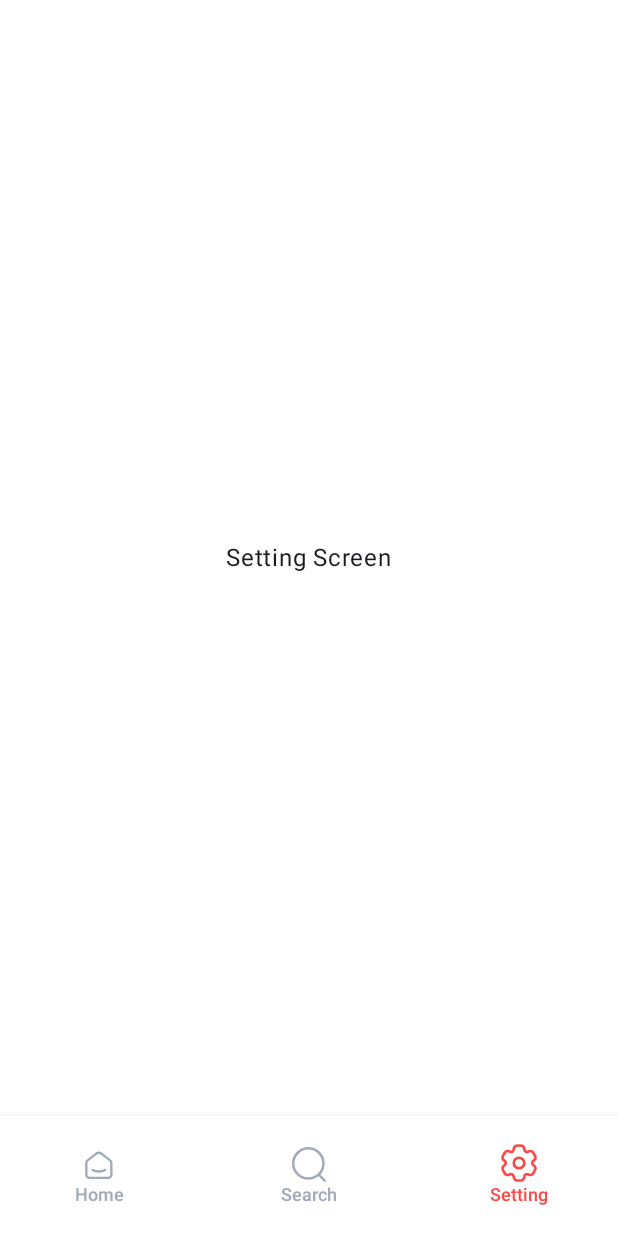
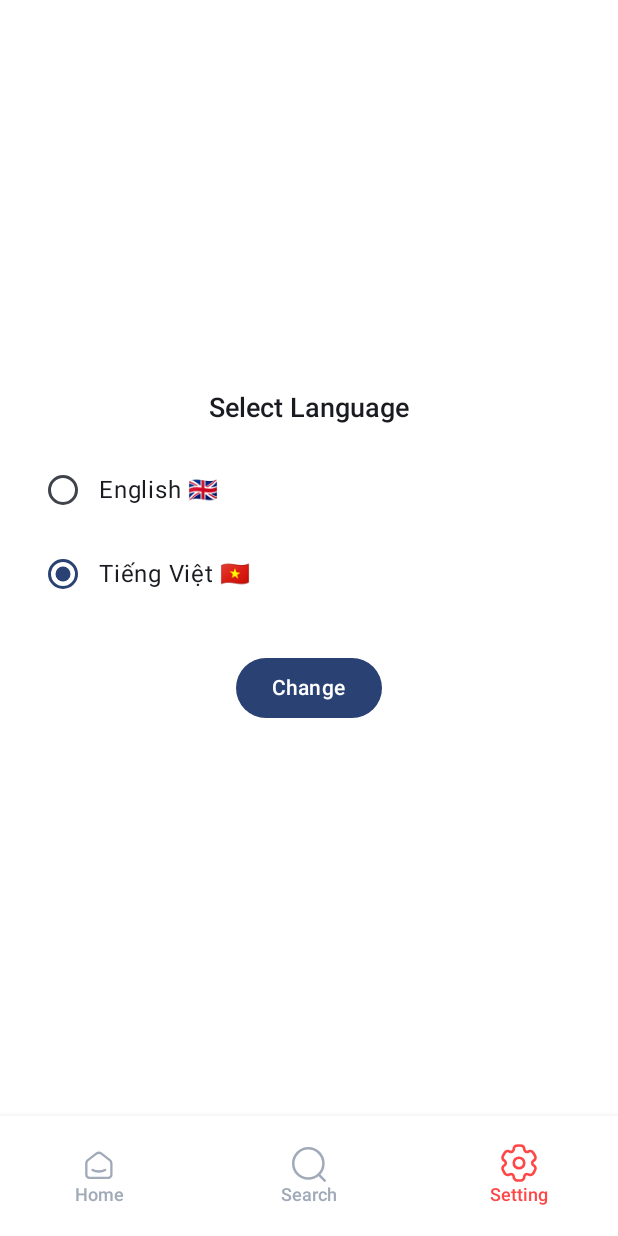
Before and after one commit to AnhQuocs/PTTKPM25-26_ClassN05_Nhom_9, an Android app built with Jetpack Compose: the composable MainApp shown on its own in the app's theme, after a tap on "Setting", on a phone screen of 412 x 824 dp. Run offline under Robolectric (Android 15) with nearby library versions, the phone set to English and light mode, and no system bars; our stand-ins replace Dagger/Hilt's generated code, Firebase (no records; nobody signed in at launch, a user with empty details on screens opened directly); 1 statement that could not run was skipped.

Commit message:
chore(setting): try language selection with radio buttons

```diff
--- a/SRC/app/src/main/java/com/example/heartbeat/BaseComponentActivity.kt
+++ b/SRC/app/src/main/java/com/example/heartbeat/BaseComponentActivity.kt
@@ -1,7 +1,6 @@
 package com.example.heartbeat
 
 import android.content.Context
-import androidx.activity.ComponentActivity
 import androidx.appcompat.app.AppCompatActivity
 import com.example.heartbeat.data.preferences.language.LanguagePreferenceManager
 import com.example.heartbeat.domain.entity.system.AppLanguage
--- a/SRC/app/src/main/java/com/example/heartbeat/data/repository/donor/DonorRepositoryImpl.kt
+++ b/SRC/app/src/main/java/com/example/heartbeat/data/repository/donor/DonorRepositoryImpl.kt
@@ -1,6 +1,5 @@
 package com.example.heartbeat.data.repository.donor
 
-import android.util.Log
 import com.example.heartbeat.data.model.dto.DonorAvatarDto
 import com.example.heartbeat.data.model.dto.DonorDto
 import com.example.heartbeat.data.model.mapper.toDomain
@@ -63,14 +62,8 @@ class DonorRepositoryImpl(
 
     override suspend fun getAvatar(donorId: String): DonorAvatar {
         val snapshot = avatarCollection.document(donorId).get().await()
-        if (!snapshot.exists()) {
-            Log.e("DonorRepository", "Avatar doc not found for donorId=$donorId")
-            throw Exception("Donor avatar not found")
-        }
-
         val dto = snapshot.toObject(DonorAvatarDto::class.java)
-        Log.d("DonorRepository", "Loaded avatar dto=$dto")
-
-        return dto?.toDomain() ?: throw Exception("Donor avatar mapping failed")
+            ?: throw Exception("Donor avatar not found")
+        return dto.toDomain()
     }
 }
--- a/SRC/app/src/main/java/com/example/heartbeat/presentation/features/system/language/LanguageViewModel.kt
+++ b/SRC/app/src/main/java/com/example/heartbeat/presentation/features/system/language/LanguageViewModel.kt
@@ -31,6 +31,9 @@ class LanguageViewModel @Inject constructor(
 
     fun changeLanguage(language: AppLanguage) {
         viewModelScope.launch {
+            LangUtils.currentLang = language.code
+            _currentLanguage.value = language
+
             languageUseCase.updateLanguage(language)
         }
     }
--- a/SRC/app/src/main/java/com/example/heartbeat/presentation/features/system/setting/SettingScreen.kt
+++ b/SRC/app/src/main/java/com/example/heartbeat/presentation/features/system/setting/SettingScreen.kt
@@ -1,26 +1,105 @@
 package com.example.heartbeat.presentation.features.system.setting
 
+import androidx.activity.ComponentActivity
 import androidx.compose.foundation.background
+import androidx.compose.foundation.clickable
 import androidx.compose.foundation.layout.Arrangement
 import androidx.compose.foundation.layout.Column
+import androidx.compose.foundation.layout.Row
+import androidx.compose.foundation.layout.Spacer
 import androidx.compose.foundation.layout.fillMaxWidth
+import androidx.compose.foundation.layout.height
+import androidx.compose.foundation.layout.padding
+import androidx.compose.material3.Button
+import androidx.compose.material3.MaterialTheme
+import androidx.compose.material3.RadioButton
 import androidx.compose.material3.Text
 import androidx.compose.runtime.Composable
+import androidx.compose.runtime.LaunchedEffect
+import androidx.compose.runtime.collectAsState
+import androidx.compose.runtime.getValue
+import androidx.compose.runtime.mutableStateOf
+import androidx.compose.runtime.remember
+import androidx.compose.runtime.setValue
 import androidx.compose.ui.Alignment
 import androidx.compose.ui.Modifier
 import androidx.compose.ui.graphics.Color
+import androidx.compose.ui.platform.LocalContext
+import androidx.compose.ui.unit.dp
+import androidx.hilt.navigation.compose.hiltViewModel
+import com.example.heartbeat.domain.entity.system.AppLanguage
+import com.example.heartbeat.presentation.features.system.language.LanguageViewModel
+import com.example.heartbeat.utils.LangUtils
 
 @Composable
-fun SettingScreen(modifier: Modifier = Modifier) {
+fun SettingScreen(
+    languageViewModel: LanguageViewModel = hiltViewModel()
+) {
+    val context = LocalContext.current
+    val activity = context as? ComponentActivity
+    val currentLang by languageViewModel.currentLanguage.collectAsState()
+    var lastLang by remember { mutableStateOf(currentLang) }
+
+    var selectedLang by remember { mutableStateOf(currentLang) }
+
+    LaunchedEffect(currentLang) {
+        if (currentLang != lastLang) {
+            lastLang = currentLang
+            activity?.recreate()
+        }
+    }
+
     Column(
         modifier = Modifier
             .fillMaxWidth()
-            .background(color = Color.White),
+            .background(Color.White)
+            .padding(18.dp),
         horizontalAlignment = Alignment.CenterHorizontally,
         verticalArrangement = Arrangement.Center
     ) {
         Text(
-            text = "Setting Screen"
+            text = "Select Language",
+            style = MaterialTheme.typography.titleMedium,
+            modifier = Modifier.padding(bottom = 16.dp)
         )
+
+        Row(
+            verticalAlignment = Alignment.CenterVertically,
+            modifier = Modifier
+                .fillMaxWidth()
+                .clickable { selectedLang = AppLanguage.ENGLISH }
+                .padding(vertical = 4.dp)
+        ) {
+            RadioButton(
+                selected = selectedLang == AppLanguage.ENGLISH,
+                onClick = { selectedLang = AppLanguage.ENGLISH }
+            )
+            Text("English 🇬🇧")
+        }
+
+        Row(
+            verticalAlignment = Alignment.CenterVertically,
+            modifier = Modifier
+                .fillMaxWidth()
+                .clickable { selectedLang = AppLanguage.VIETNAMESE }
+                .padding(vertical = 4.dp)
+        ) {
+            RadioButton(
+                selected = selectedLang == AppLanguage.VIETNAMESE,
+                onClick = { selectedLang = AppLanguage.VIETNAMESE }
+            )
+            Text("Tiếng Việt 🇻🇳")
+        }
+
+        Spacer(modifier = Modifier.height(24.dp))
+
+        Button(
+            onClick = {
+                LangUtils.currentLang = selectedLang.code
+                languageViewModel.changeLanguage(selectedLang)
+            }
+        ) {
+            Text("Change")
+        }
     }
 }
```
